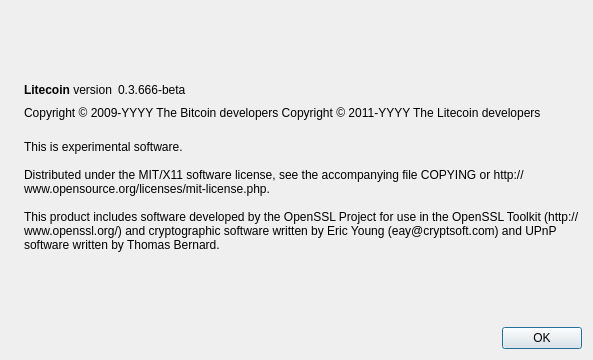
First picture: the form in src/qt/forms/aboutdialog.ui, repository bumbacoin/bumbacoin-source, before the edit.
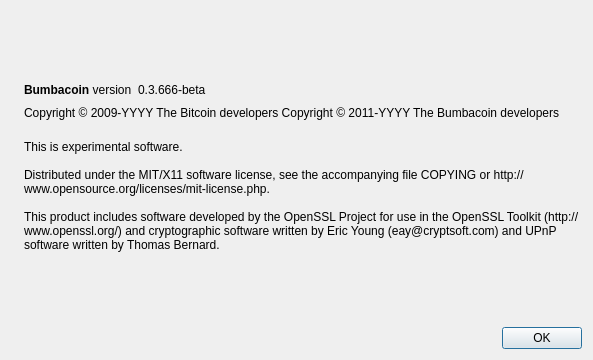
Second picture: the form after the edit. Icons and pictures are not drawn.

What changed in the file:
```diff
--- a/src/qt/forms/aboutdialog.ui
+++ b/src/qt/forms/aboutdialog.ui
@@ -50,7 +50,7 @@
           <cursorShape>IBeamCursor</cursorShape>
          </property>
          <property name="text">
-          <string>&lt;b&gt;Litecoin&lt;/b&gt; version</string>
+          <string>&lt;b&gt;Bumbacoin&lt;/b&gt; version</string>
          </property>
          <property name="textInteractionFlags">
           <set>Qt::LinksAccessibleByMouse|Qt::TextSelectableByKeyboard|Qt::TextSelectableByMouse</set>
@@ -92,7 +92,7 @@
        </property>
        <property name="text">
         <string notr="true">Copyright &amp;copy; 2009-YYYY The Bitcoin developers
-Copyright &amp;copy; 2011-YYYY The Litecoin developers</string>
+Copyright &amp;copy; 2011-YYYY The Bumbacoin developers</string>
        </property>
        <property name="textFormat">
         <enum>Qt::RichText</enum>
```
Left out of the diff: 2 changed lines with no effect on the pictures.
